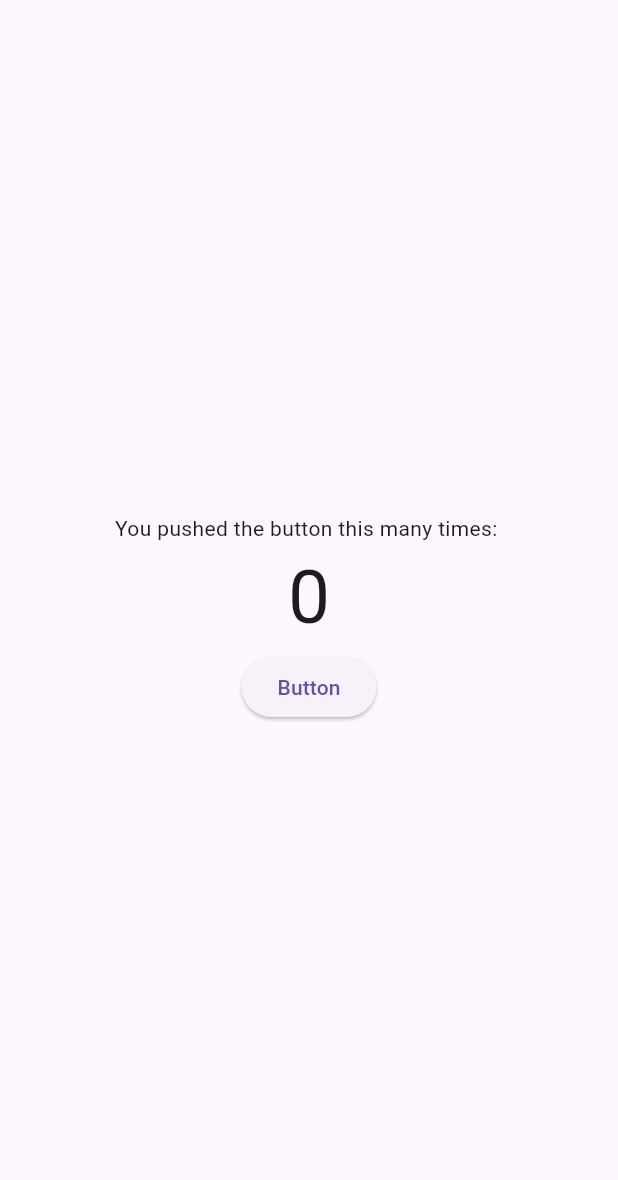
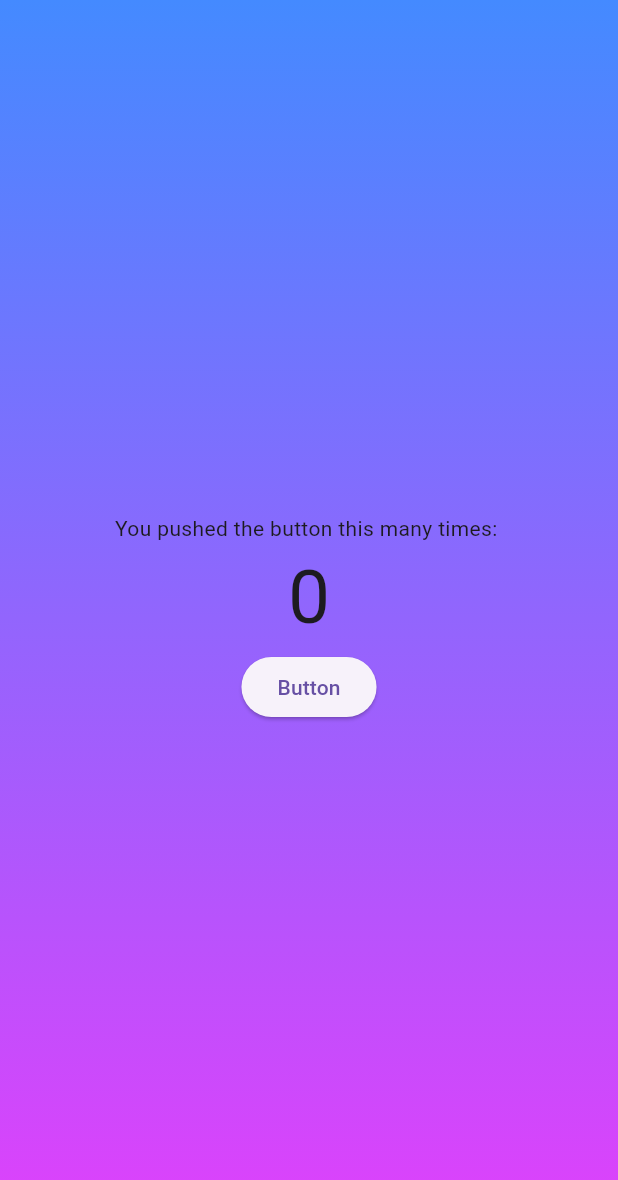
Before and after one commit to adyutaa/flutter-counter, a Flutter app: the screen it shows after launch, on a phone screen of 412 x 824 dp. Shown: the top 1180 px of the screen. Run offline on Flutter 3.47's test engine with Material 3 defaults, Android fonts, the phone set to English and light mode, and no system bars.

Commit message:
Flutter counter app mitchkoko

```diff
--- a/lib/pages/counter_page.dart
+++ b/lib/pages/counter_page.dart
@@ -14,16 +14,22 @@ class _CounterPageState extends State<CounterPage> {
   //method
   void _incrementCounter() {
     // setstate rebuilds the widgets
-    setState(() { // the value will change depending on the state(new value in example)
+    setState(() {
+      // the value will change depending on the state(new value in example)
       _counter++;
     });
-
   }
 
   @override
   Widget build(BuildContext context) {
     return Scaffold(
-      body: Center(
+      body: Container(
+        decoration: BoxDecoration(
+            gradient: LinearGradient(
+                begin: Alignment.topLeft,
+                end: Alignment.bottomLeft,
+                colors: [Colors.blueAccent, Colors.purpleAccent])),
+        child: Center(
           child: Column(
             mainAxisAlignment: MainAxisAlignment.center,
             children: [
@@ -32,11 +38,12 @@ class _CounterPageState extends State<CounterPage> {
                 _counter.toString(),
                 style: TextStyle(fontSize: 50),
               ),
-
               ElevatedButton(
                 onPressed: _incrementCounter,
-              child:Text("Button"), )
+                child: Text("Button"),
+              )
             ],
+          ),
         ),
       ),
     );
```
Lines whose indentation alone changed are shown as unchanged.
